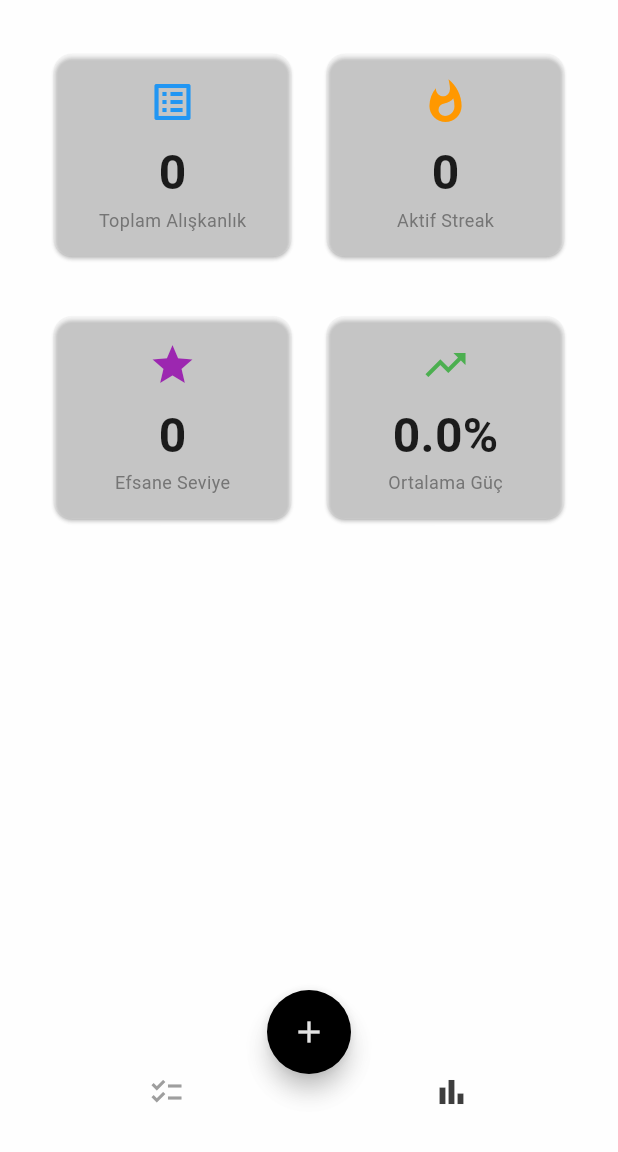
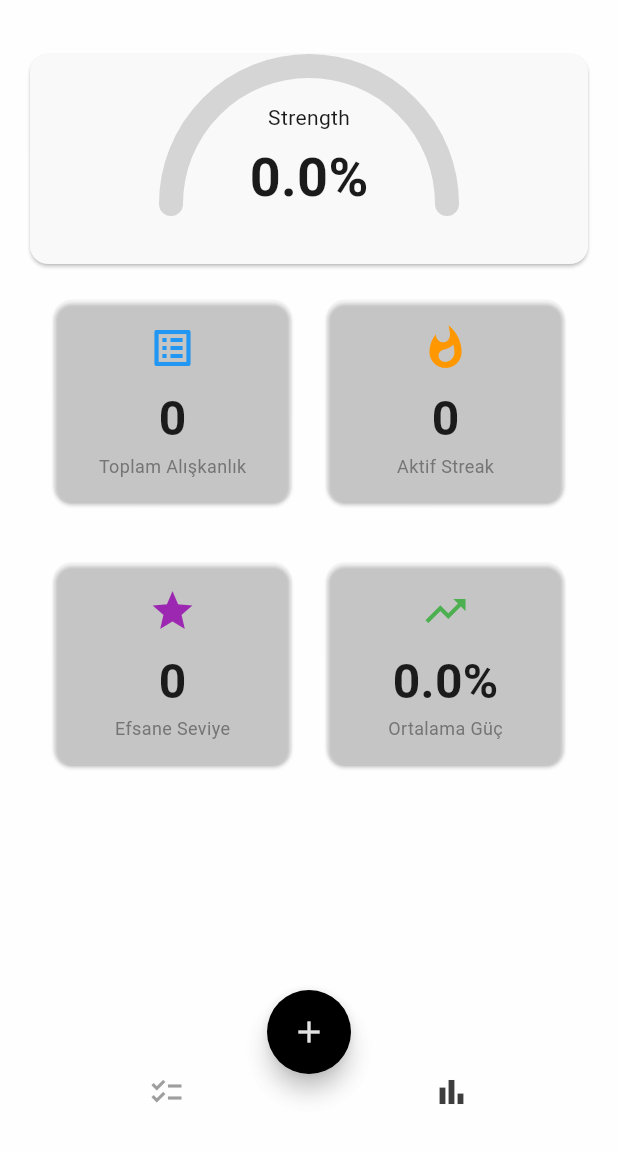
Before and after one commit to burakmiracbol/hbttrckr, a Flutter app: the screen it shows after launch, after a tap on the "blur off" icon, after a tap on the "light mode" icon, after a tap on the "bar chart" icon, on a phone screen of 412 x 824 dp, the part 84-1236 px from its top. Run offline on Flutter 3.47's test engine with Material 3 defaults, Android fonts, the phone set to English and light mode, and no system bars; our stand-ins replace fl_chart, flutter_colorpicker, lottie, material_color_utilities, shared_preferences, table_calendar; missing offline and left inert: custom_adaptive_scaffold, fluent_ui, flutter_acrylic, flutter_neat_and_clean_calendar, liquid_glass_renderer, wheel_slider.

Commit message:
bir strength gösterme şekli daha eklendi

```diff
--- /dev/null
+++ b/lib/classes/strengthgauge.dart
@@ -0,0 +1,117 @@
+import 'package:flutter/material.dart';
+
+class StrengthGauge extends StatelessWidget {
+  final double strength; // 0-100 arası
+  final double size;
+
+  const StrengthGauge({
+    super.key,
+    required this.strength,
+    this.size = 200,
+  });
+
+  // 0-100 arası değerden kırmızı → sarı → yeşil gradyan renk hesapla
+  Color get _progressColor {
+    final double ratio = strength / 100.0;
+
+    if (ratio <= 0.5) {
+      // 0% → 50%: Kırmızıdan sarıya
+      return Color.lerp(Colors.red, Colors.orange, ratio * 2)!;
+    } else {
+      // 50% → 100%: Sarıdan yeşile
+      return Color.lerp(Colors.orange, Colors.green, (ratio - 0.5) * 2)!;
+    }
+  }
+
+  @override
+  Widget build(BuildContext context) {
+    final double percentage = strength / 100.0;
+
+    return SizedBox(
+      width: size,
+      height: size * 0.7,
+      child: Stack(
+        alignment: Alignment.center,
+        children: [
+          // Arka plan (gri yarım daire)
+          CustomPaint(
+            size: Size(size, size),
+            painter: _GaugePainter(
+              progress: 1.0,
+              color: Colors.grey.withOpacity(0.4),
+              strokeWidth: size * 0.08,
+            ),
+          ),
+
+          // Dinamik renkli dolgu
+          CustomPaint(
+            size: Size(size, size),
+            painter: _GaugePainter(
+              progress: percentage,
+              color: _progressColor, // <-- BURADA GRADYAN RENK GELİYOR
+              strokeWidth: size * 0.08,
+            ),
+          ),
+
+          // Orta yazı
+          Column(
+            mainAxisSize: MainAxisSize.min,
+            children: [
+              Text(
+                "Strength",
+                style: TextStyle(
+
+                  fontSize: size * 0.07,
+                ),
+              ),
+              const SizedBox(height: 4),
+              Text(
+                "$strength%",
+                style: TextStyle(
+
+                  fontSize: size * 0.18,
+                  fontWeight: FontWeight.bold,
+                ),
+              ),
+            ],
+          ),
+        ],
+      ),
+    );
+  }
+}
+
+class _GaugePainter extends CustomPainter {
+  final double progress;
+  final Color color;
+  final double strokeWidth;
+
+  _GaugePainter({
+    required this.progress,
+    required this.color,
+    required this.strokeWidth,
+  });
+
+  @override
+  void paint(Canvas canvas, Size size) {
+    final Paint paint = Paint()
+      ..color = color
+      ..strokeWidth = strokeWidth
+      ..style = PaintingStyle.stroke
+      ..strokeCap = StrokeCap.round;
+
+    final double radius = size.width / 2;
+    final Offset center = Offset(radius, radius);
+
+    canvas.drawArc(
+      Rect.fromCircle(center: center, radius: radius - strokeWidth / 2),
+      3.14159, // 180 derece
+      3.14159 * progress,
+      false,
+      paint,
+    );
+  }
+
+  @override
+  bool shouldRepaint(covariant CustomPainter oldDelegate) => true;
+}
--- a/lib/views/habitdetailscreen.dart
+++ b/lib/views/habitdetailscreen.dart
@@ -1,5 +1,4 @@
-
-
+import 'package:hbttrckr/classes/strengthgauge.dart';
 import 'package:flutter/material.dart';
 import 'package:hbttrckr/classes/habit.dart'; // senin proje adına göre değiştir
 import 'package:hbttrckr/views/mainappview.dart';
@@ -951,6 +950,26 @@ class _HabitDetailScreenState extends State<HabitDetailScreen> {
                                   ),
                                 ),
                               ),
+
+                              Padding(
+                                padding: const EdgeInsets.all(8.0),
+                                child: LiquidGlass(
+                                  shape: LiquidRoundedRectangle(borderRadius: 24),
+                                  child: Padding(
+                                    padding: const EdgeInsets.only(top: 16.0),
+                                    child: Row(
+                                      mainAxisAlignment: MainAxisAlignment.center,
+                                      children: [
+                                        StrengthGauge(
+                                          strength: currentHabit.strength.toDouble().roundToDouble(), // 0-100 arası int
+                                          size: 200,
+                                        ),
+                                      ],
+                                    ),
+                                  ),
+                                ),
+                              ),
+
                               Padding(
                                 padding: EdgeInsets.all(8),
                                 child: Row(
--- a/lib/views/mainappview.dart
+++ b/lib/views/mainappview.dart
@@ -31,7 +31,6 @@ import 'habits_page.dart';
 //  alarm ve haftanın hangi günleri olduğunu ayarlama mevzusu halledilmeli
 //  custom theme olsun ve şu an ki transparan butonu ve açık koyu tema butonu ayarlara doğru yol alsın
 //  tema açısından geliştirmeler yapılmalı
-//  daha önce bahsedildiği gibi şu anki calendarda tamamlanmış habitleri çekmede sıkıntı var sadece taskleri sayıyor
 //  habitleri sadece isim logo ve action buttonları ile tam ekran gösterme yapmalı
 //  custom bildirim gönderme olmalı
 //  bir icon paketi oluşturlmalı veya bulunmalı ama bize uyumlu olsun
--- a/lib/views/statsview.dart
+++ b/lib/views/statsview.dart
@@ -8,6 +8,7 @@ import 'package:hbttrckr/providers/habitprovider.dart';
 import 'package:hbttrckr/classes/habit.dart';
 import 'package:hbttrckr/classes/glasscard.dart';
 
+import '../classes/strengthgauge.dart';
 import 'mainappview.dart';
 
 
@@ -33,6 +34,20 @@ class StatisticsScreen extends StatelessWidget {
             child: Column(
               crossAxisAlignment: CrossAxisAlignment.center,
               children: [
+                Padding(
+                  padding: const EdgeInsets.only(top: 16.0),
+                  child: Card(
+                    child: Row(
+                      mainAxisAlignment: MainAxisAlignment.center,
+                      children: [
+                        StrengthGauge(
+                          strength: (totalStrength / totalHabits.clamp(1, 999)).roundToDouble(), // 0-100 arası int
+                          size: 200,
+                        ),
+                      ],
+                    ),
+                  ),
+                ),
                 Padding(
                   padding: const EdgeInsets.all(8.0),
                   child: Row(
```
